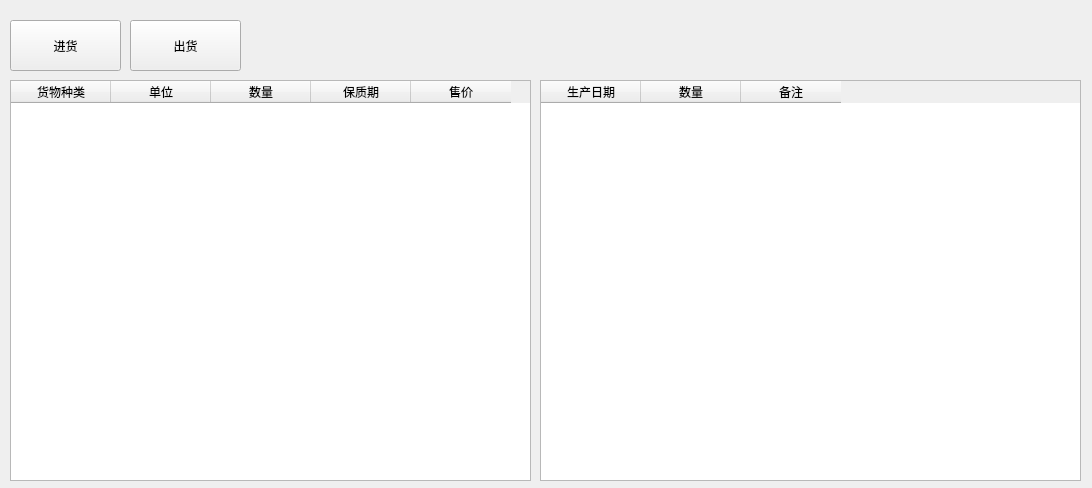
LunziQwQ/kylin_dealer, file ui/stock.ui: the form before one commit.
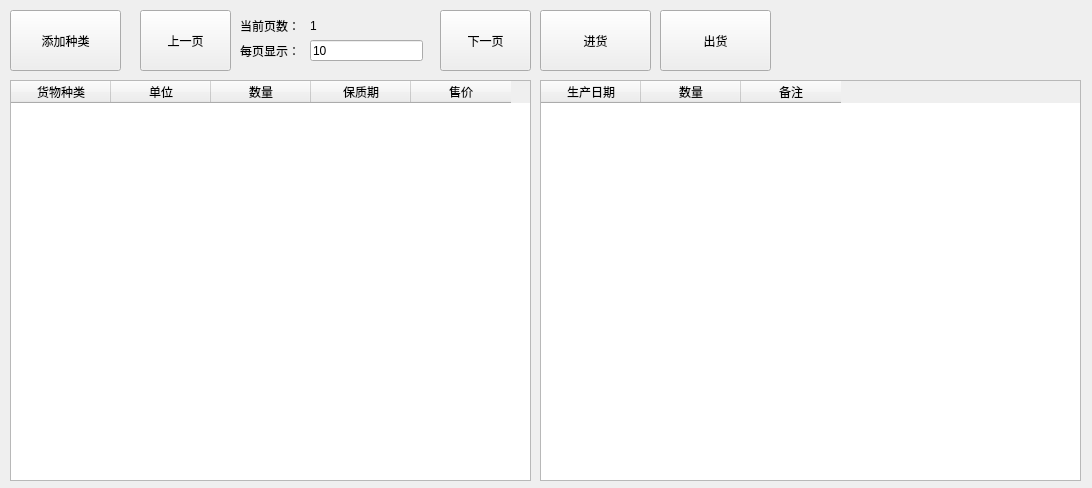
The form after the commit.

Commit message: add add_cargo_type ui and can add data to database

What changed in the file:
```diff
--- a/ui/stock.ui
+++ b/ui/stock.ui
@@ -76,10 +76,10 @@
   <widget class="QPushButton" name="buyBtn">
    <property name="geometry">
     <rect>
-     <x>10</x>
-     <y>20</y>
+     <x>540</x>
+     <y>10</y>
      <width>111</width>
-     <height>51</height>
+     <height>61</height>
     </rect>
    </property>
    <property name="text">
@@ -89,16 +89,107 @@
   <widget class="QPushButton" name="saleBtn">
    <property name="geometry">
     <rect>
-     <x>130</x>
-     <y>20</y>
+     <x>660</x>
+     <y>10</y>
      <width>111</width>
-     <height>51</height>
+     <height>61</height>
     </rect>
    </property>
    <property name="text">
     <string>出货</string>
    </property>
   </widget>
+  <widget class="QPushButton" name="lastPageBtn">
+   <property name="geometry">
+    <rect>
+     <x>140</x>
+     <y>10</y>
+     <width>91</width>
+     <height>61</height>
+    </rect>
+   </property>
+   <property name="text">
+    <string>上一页</string>
+   </property>
+  </widget>
+  <widget class="QLineEdit" name="pageSizeEdit">
+   <property name="geometry">
+    <rect>
+     <x>310</x>
+     <y>40</y>
+     <width>113</width>
+     <height>21</height>
+    </rect>
+   </property>
+   <property name="text">
+    <string>10</string>
+   </property>
+  </widget>
+  <widget class="QLabel" name="eachPageLabel">
+   <property name="geometry">
+    <rect>
+     <x>240</x>
+     <y>40</y>
+     <width>60</width>
+     <height>21</height>
+    </rect>
+   </property>
+   <property name="text">
+    <string>每页显示：</string>
+   </property>
+  </widget>
+  <widget class="QLabel" name="noPageLabel">
+   <property name="geometry">
+    <rect>
+     <x>240</x>
+     <y>16</y>
+     <width>60</width>
+     <height>20</height>
+    </rect>
+   </property>
+   <property name="text">
+    <string>当前页数：</string>
+   </property>
+  </widget>
+  <widget class="QLabel" name="pageLabel">
+   <property name="geometry">
+    <rect>
+     <x>310</x>
+     <y>15</y>
+     <width>60</width>
+     <height>21</height>
+    </rect>
+   </property>
+   <property name="text">
+    <string>1</string>
+   </property>
+  </widget>
+  <widget class="QPushButton" name="nextPageBtn">
+   <property name="geometry">
+    <rect>
+     <x>440</x>
+     <y>10</y>
+     <width>91</width>
+     <height>61</height>
+    </rect>
+   </property>
+   <property name="text">
+    <string>下一页</string>
+   </property>
+  </widget>
+  <widget class="QPushButton" name="addCargoTypeBtn">
+   <property name="geometry">
+    <rect>
+     <x>10</x>
+     <y>10</y>
+     <width>111</width>
+     <height>61</height>
+    </rect>
+   </property>
+   <property name="text">
+    <string>添加种类</string>
+   </property>
+  </widget>
  </widget>
  <resources/>
  <connections/>
```
The commit also changes 6 other files.
